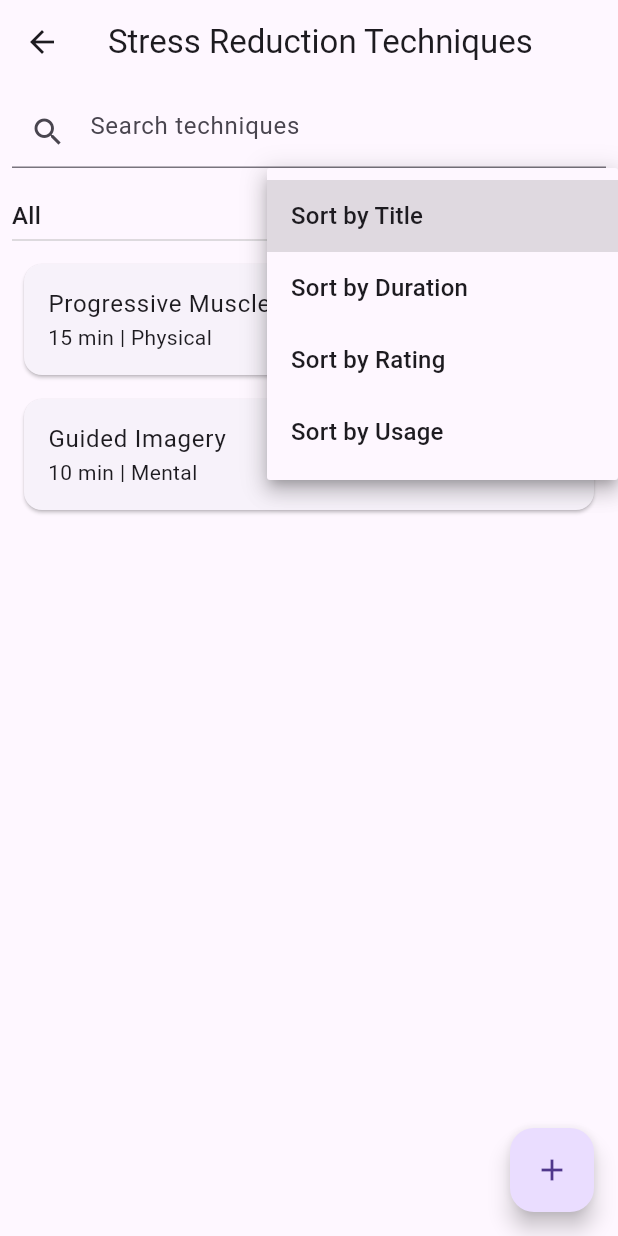
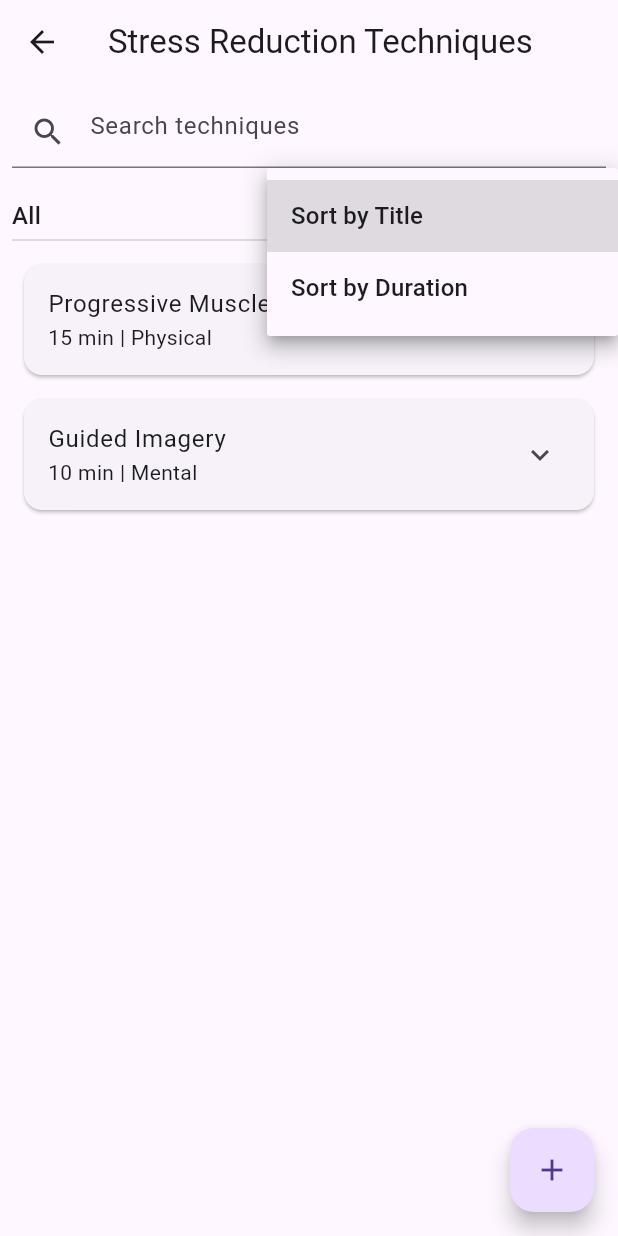
Before and after one commit to JulianH6975/MobileAppProject1, a Flutter app: the StressReductionTechniquesScreen screen opened directly, after a tap on an icon or button, on a phone screen of 412 x 824 dp. Run offline on Flutter 3.47's test engine with Material 3 defaults, Android fonts, the light colour scheme and no system bars.

Commit message:
Update stress_reduction_techniques_screen.dart

```diff
--- a/mobile_app_project_1/lib/stress_reduction_techniques_screen.dart
+++ b/mobile_app_project_1/lib/stress_reduction_techniques_screen.dart
@@ -1,8 +1,8 @@
 import 'package:flutter/material.dart';
-import 'package:intl/intl.dart';
+import 'activity_storage.dart';
 
 class StressReductionTechniquesScreen extends StatefulWidget {
-  const StressReductionTechniquesScreen({Key? key}) : super(key: key);
+  const StressReductionTechniquesScreen({super.key});
 
   @override
   _StressReductionTechniquesScreenState createState() =>
@@ -25,7 +25,6 @@ class _StressReductionTechniquesScreenState
         'Continue this process moving up through your body.',
         'End with tensing and relaxing your facial muscles.',
       ],
-      audioUrl: 'https://example.com/progressive_muscle_relaxation.mp3',
     ),
     StressReductionTechnique(
       title: 'Guided Imagery',
@@ -39,7 +38,6 @@ class _StressReductionTechniquesScreenState
         'Engage all your senses in the visualization.',
         'Spend 5-10 minutes immersed in this peaceful imagery.',
       ],
-      audioUrl: 'https://example.com/guided_imagery.mp3',
     ),
   ];
 
@@ -127,7 +125,7 @@ class _StressReductionTechniquesScreenState
             child: DropdownButton<String>(
               isExpanded: true,
               value: sortBy,
-              items: ['Title', 'Duration', 'Rating', 'Usage']
+              items: ['Title', 'Duration']
                   .map((sort) => DropdownMenuItem(
                         value: sort,
                         child: Text('Sort by $sort'),
@@ -162,10 +160,6 @@ class _StressReductionTechniquesScreenState
       switch (sortBy) {
         case 'Duration':
           return a.duration.compareTo(b.duration);
-        case 'Rating':
-          return b.rating.compareTo(a.rating);
-        case 'Usage':
-          return b.usageCount.compareTo(a.usageCount);
         default:
           return a.title.compareTo(b.title);
       }
@@ -178,19 +172,6 @@ class _StressReductionTechniquesScreenState
       child: ExpansionTile(
         title: Text(technique.title),
         subtitle: Text('${technique.duration} min | ${technique.category}'),
-        trailing: Column(
-          mainAxisAlignment: MainAxisAlignment.center,
-          children: [
-            Row(
-              mainAxisSize: MainAxisSize.min,
-              children: [
-                const Icon(Icons.star, size: 16, color: Colors.amber),
-                Text(technique.rating.toStringAsFixed(1)),
-              ],
-            ),
-            Text('Used ${technique.usageCount} times'),
-          ],
-        ),
         children: [
           Padding(
             padding: const EdgeInsets.all(16.0),
@@ -206,43 +187,15 @@ class _StressReductionTechniquesScreenState
                       child: Text('• $step'),
                     )),
                 const SizedBox(height: 16),
-                if (technique.audioUrl.isNotEmpty)
-                  ElevatedButton.icon(
-                    onPressed: () => _playAudio(technique.audioUrl),
-                    icon: const Icon(Icons.play_arrow),
-                    label: const Text('Play Guided Audio'),
-                  ),
-                const SizedBox(height: 16),
-                Row(
-                  mainAxisAlignment: MainAxisAlignment.spaceBetween,
-                  children: [
-                    ElevatedButton(
-                      onPressed: () => _startTechnique(technique),
-                      child: const Text('Start Technique'),
-                    ),
-                    _buildRatingBar(technique),
-                  ],
+                ElevatedButton(
+                  onPressed: () => _startTechnique(technique),
+                  child: const Text('Start Technique'),
                 ),
               ],
             ),
           ),
         ],
       ),
-    );
-  }
-
-  Widget _buildRatingBar(StressReductionTechnique technique) {
-    return Row(
-      mainAxisSize: MainAxisSize.min,
-      children: List.generate(5, (index) {
-        return IconButton(
-          icon: Icon(
-            index < technique.rating.round() ? Icons.star : Icons.star_border,
-            color: Colors.amber,
-          ),
-          onPressed: () => _rateTechnique(technique, index + 1),
-        );
-      }),
     );
   }
 
@@ -261,8 +214,6 @@ class _StressReductionTechniquesScreenState
         TextEditingController(text: technique?.category ?? '');
     final instructionsController = TextEditingController(
         text: technique?.detailedInstructions.join('\n') ?? '');
-    final audioUrlController =
-        TextEditingController(text: technique?.audioUrl ?? '');
 
     showDialog(
       context: context,
@@ -297,10 +248,6 @@ class _StressReductionTechniquesScreenState
                       labelText: 'Detailed Instructions (one per line)'),
                   maxLines: 5,
                 ),
-                TextField(
-                  controller: audioUrlController,
-                  decoration: const InputDecoration(labelText: 'Audio URL'),
-                ),
               ],
             ),
           ),
@@ -317,7 +264,6 @@ class _StressReductionTechniquesScreenState
                   duration: int.tryParse(durationController.text) ?? 0,
                   category: categoryController.text,
                   detailedInstructions: instructionsController.text.split('\n'),
-                  audioUrl: audioUrlController.text,
                 );
 
                 setState(() {
@@ -341,26 +287,11 @@ class _StressReductionTechniquesScreenState
   }
 
   void _startTechnique(StressReductionTechnique technique) {
-    setState(() {
-      technique.usageCount++;
-    });
+    ActivityStorage.addActivityFromScreen(
+        'Stress Reduction', 'Started ${technique.title}');
     // TODO: Implement starting the technique (e.g., navigate to a new screen or show a timer)
     ScaffoldMessenger.of(context).showSnackBar(
       SnackBar(content: Text('Started ${technique.title}')),
-    );
-  }
-
-  void _rateTechnique(StressReductionTechnique technique, int rating) {
-    setState(() {
-      technique.rating = rating.toDouble();
-      _filterAndSortTechniques();
-    });
-  }
-
-  void _playAudio(String audioUrl) {
-    // TODO: Implement audio playback functionality
-    ScaffoldMessenger.of(context).showSnackBar(
-      SnackBar(content: Text('Playing audio: $audioUrl')),
     );
   }
 }
@@ -371,9 +302,6 @@ class StressReductionTechnique {
   final int duration;
   final String category;
   final List<String> detailedInstructions;
-  final String audioUrl;
-  double rating;
-  int usageCount;
 
   StressReductionTechnique({
     required this.title,
@@ -381,8 +309,5 @@ class StressReductionTechnique {
     required this.duration,
     required this.category,
     required this.detailedInstructions,
-    required this.audioUrl,
-    this.rating = 0.0,
-    this.usageCount = 0,
   });
 }
```
